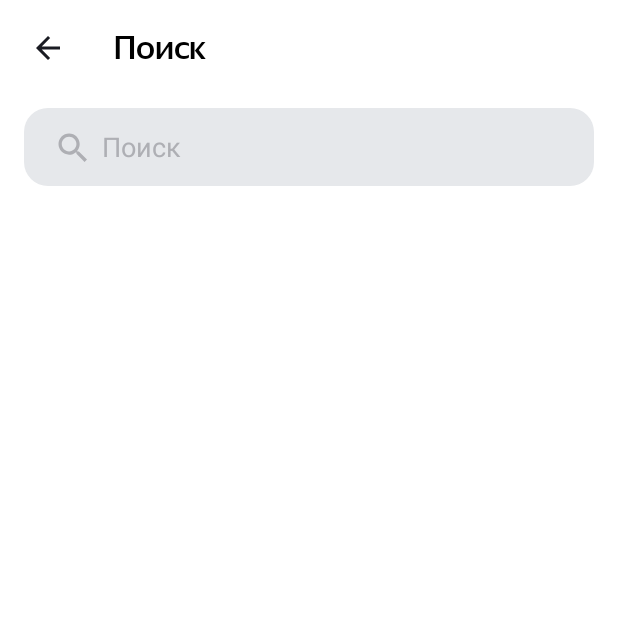
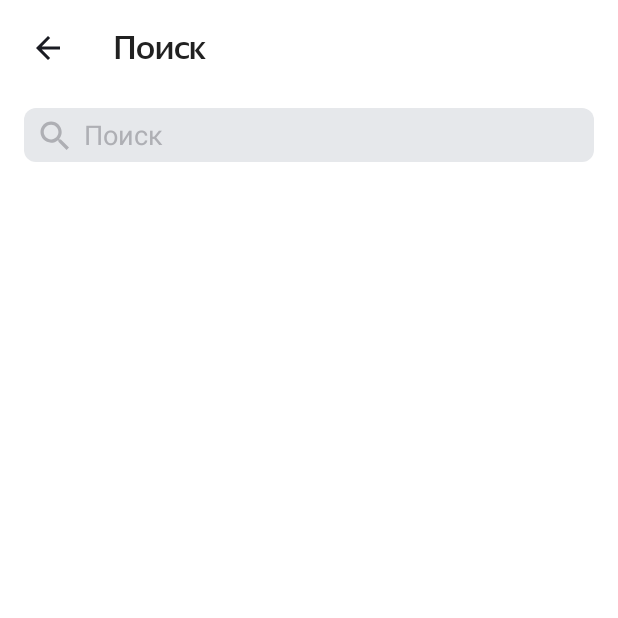
Before and after one commit to arrsamarina/Playlist_Maker, an Android app: the SearchActivity screen opened directly, with no data from a screen before it, on a phone screen of 412 x 824 dp, the top half of it. Run offline under Robolectric (Android 15) with nearby library versions, the phone set to English and light mode, and no system bars.

Commit message:
commmit with tasks from 9th sprint (3rd version)

```diff
--- a/app/src/main/res/layout/activity_search.xml
+++ b/app/src/main/res/layout/activity_search.xml
@@ -12,7 +12,6 @@
     <androidx.appcompat.widget.Toolbar
         android:id="@+id/toolbarSearch"
         style="@style/General"
-        app:titleTextColor="?attr/colorOnPrimary"
         android:layout_margin="4dp"
         app:title="@string/search"
         app:titleTextAppearance="@style/GeneralTitleText"
@@ -21,14 +20,8 @@
     <FrameLayout
         android:layout_width="match_parent"
         android:layout_height="52dp"
-        android:layout_marginTop="@dimen/little_padding"
-        android:layout_marginLeft="@dimen/medium_margin"
-        android:layout_marginRight="@dimen/medium_margin"
-        android:orientation="horizontal"
-        app:cornerRadius="@dimen/mini_button_corner_radius"
-        android:padding="@dimen/linear_padding"
-        style="@style/RoundCorner"
-        android:background="@drawable/ic_rounded_background">
+        android:paddingHorizontal="16dp"
+        android:paddingVertical="@dimen/little_padding">
 
         <EditText
             android:id="@+id/searchEditText"
--- a/app/src/main/res/layout/activity_settings.xml
+++ b/app/src/main/res/layout/activity_settings.xml
@@ -10,7 +10,6 @@
     <androidx.appcompat.widget.Toolbar
         android:id="@+id/toolbarSettings"
         style="@style/General"
-        app:titleTextColor="?attr/colorOnPrimary"
         android:layout_margin="4dp"
         app:title="@string/settings"
         app:titleTextAppearance="@style/GeneralTitleText"
@@ -24,6 +23,7 @@
         android:paddingVertical="20dp"
         android:text="@string/dark_theme"
         android:textSize="16sp"
+        android:layout_marginTop="@dimen/margin"
         android:thumbTintMode="screen" />
 
     <com.google.android.material.textview.MaterialTextView
--- a/app/src/main/res/values/styles.xml
+++ b/app/src/main/res/values/styles.xml
@@ -47,6 +47,7 @@
         <item name="android:layout_height">wrap_content</item>
         <item name="android:textSize">@dimen/main_menu_text_size</item>
         <item name="android:fontFamily">@font/ys_display_medium</item>
+        <item name="titleTextColor">?attr/colorOnPrimary</item>
     </style>
     <style name="GeneralMaterialView">
         <item name="android:layout_width">match_parent</item>
```
Also changed, not shown: app/src/main/java/com/practicum/playlist_maker/SettingsActivity.kt (+2 -5 lines).
